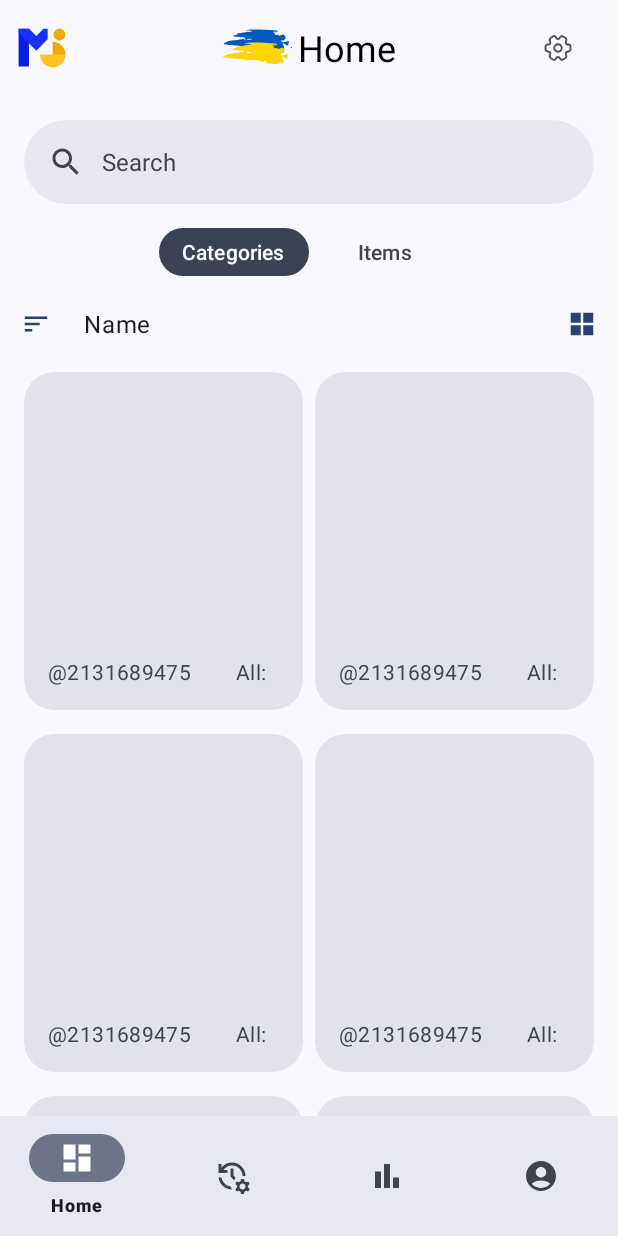
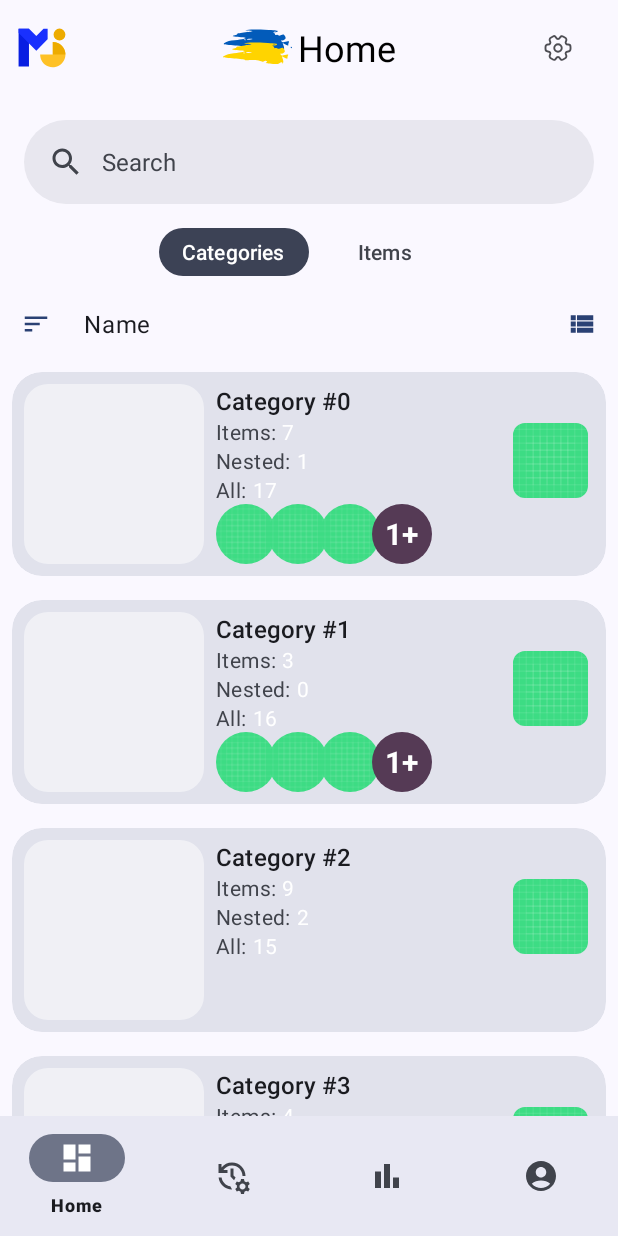
Before and after one commit to GitaristErik/MilitaryAccountingApp, an Android app: the screen it shows after launch (MainActivity), on a phone screen of 412 x 824 dp. Run offline under Robolectric (Android 15) with nearby library versions, the light colour scheme and no system bars; our stand-ins replace CircleImageView, Dagger/Hilt's generated code, Timber, navigation-ui; pictures from the network do not load; 3 statements that could not run were skipped.

Commit message:
Add Group Avatars View

```diff
--- /dev/null
+++ b/GroupAvatars/src/main/java/ikgroupavatar/AvatarsAdapter.kt
@@ -0,0 +1,123 @@
+package ikgroupavatar
+
+import android.annotation.SuppressLint
+import android.content.Context
+import android.view.LayoutInflater
+import android.view.View
+import android.view.ViewGroup
+import android.widget.LinearLayout
+import androidx.recyclerview.widget.RecyclerView
+import androidx.recyclerview.widget.RecyclerView.ViewHolder
+import com.bumptech.glide.Glide
+import ikgroupavatar.databinding.AvatarListItemBinding
+import ikgroupavatar.databinding.RemainListItemBinding
+
+
+class AvatarsAdapter(
+    val context: Context,
+    var avatars: List<Any>,
+    var limit: Int,
+    var remain: Boolean,
+    var border: Int,
+    var borderColor: Int,
+    var avatarSize: Int,
+    var avatarMargin: Int,
+    var remainColor: Int,
+    var remainTextColor: Int,
+    var remainTextSize: Float,
+    var avatarPlaceHolder: Int
+) :
+    RecyclerView.Adapter<ViewHolder>() {
+
+    override fun getItemViewType(position: Int): Int {
+        return if (position < limit || limit <= 0)
+            1
+        else
+            2
+    }
+
+    override fun onCreateViewHolder(parent: ViewGroup, viewType: Int): ViewHolder {
+        val layoutInflater = LayoutInflater.from(parent.context)
+        return if (viewType == 1) {
+            val binding = AvatarListItemBinding.inflate(layoutInflater, parent, false)
+            AvatarViewHolder(binding)
+        } else {
+            val binding = RemainListItemBinding.inflate(layoutInflater, parent, false)
+            RemainViewHolder(binding)
+        }
+    }
+
+    override fun onBindViewHolder(holder: ViewHolder, position: Int) {
+        if (holder is AvatarViewHolder) {
+            holder.bind(position)
+        } else if (holder is RemainViewHolder) {
+            holder.bind()
+        }
+    }
+
+    override fun getItemCount(): Int {
+        return if (remain && limit > 0 && avatars.size > limit) {
+            limit + 1
+        } else {
+            avatars.size
+        }
+    }
+
+    inner class AvatarViewHolder(private val binding: AvatarListItemBinding) :
+        ViewHolder(binding.root) {
+
+        fun bind(position: Int) {
+            val item = avatars[position]
+
+            binding.run {
+                logo.borderWidth = border
+                logo.borderColor = borderColor
+                logo.layoutParams = LinearLayout.LayoutParams(
+                    avatarSize, avatarSize
+                ).apply {
+                    if (position > 0) setMargins(avatarMargin, 0, 0, 0)
+                }
+
+                if (item is String) Glide
+                    .with(context)
+                    .load(item)
+                    .placeholder(avatarPlaceHolder)
+//                .diskCacheStrategy(DiskCacheStrategy.NONE)
+//                .skipMemoryCache(true)
+                    .into(logo)
+            }
+        }
+    }
+
+    inner class RemainViewHolder(private val binding: RemainListItemBinding) :
+        ViewHolder(binding.root) {
+        init {
+            binding.run {
+                remainView.layoutParams.height = avatarSize
+                remainView.layoutParams.width = avatarSize
+                val param = LinearLayout.LayoutParams(
+                    remainView.layoutParams.width,
+                    remainView.layoutParams.height
+                )
+                param.setMargins(avatarMargin, 0, 0, 0)
+                remainView.layoutParams = param
+
+                remainCircle.setColorFilter(remainColor)
+                remainCount.textSize = remainTextSize
+                remainCount.setTextColor(remainTextColor)
+            }
+        }
+
+        @SuppressLint("SetTextI18n")
+        fun bind() {
+            binding.run {
+                if (remain && avatars.size > limit) {
+                    remainView.visibility = View.VISIBLE
+                    remainCount.text = "${avatars.size - limit}+"
+                } else {
+                    remainView.visibility = View.GONE
+                }
+            }
+        }
+    }
+}
--- /dev/null
+++ b/GroupAvatars/src/main/java/ikgroupavatar/GroupAvatarsView.kt
@@ -0,0 +1,70 @@
+package ikgroupavatar
+
+import android.content.Context
+import android.graphics.Color
+import android.util.AttributeSet
+import androidx.recyclerview.widget.LinearLayoutManager
+import androidx.recyclerview.widget.RecyclerView
+
+
+class GroupAvatarsView(context: Context, attrs: AttributeSet?) : RecyclerView(context, attrs) {
+
+    private var mLayoutManager = LinearLayoutManager(context, HORIZONTAL, false)
+        set(value) {
+            layoutManager = value
+            field = value
+        }
+    private var limit: Int = 0
+    private var remainingItems: Boolean = false
+    private var avatarBorder: Int = 0
+    private var borderColor: Int = Color.BLACK
+    private var avatarSize: Int = 38
+//        get() = (field * Resources.getSystem().displayMetrics.density + 0.5f).toInt()
+    private var remainColor: Int = Color.BLACK
+    private var remainTextColor: Int = Color.LTGRAY
+    private var remainTextSize: Float = 18f
+    private var avatarPlaceHolder: Int = R.drawable.avatar_placeholder
+    private var avatarMargin: Int = -16
+//        get() = (field * Resources.getSystem().displayMetrics.density + 0.5f).toInt()
+    var dataSource: MutableList<Any> = mutableListOf()
+        set(value) {
+            field = value
+            adapter = AvatarsAdapter(
+                context,
+                dataSource,
+                limit,
+                if (limit == 0) false else remainingItems,
+                avatarBorder,
+                borderColor,
+                avatarSize,
+                avatarMargin,
+                remainColor,
+                remainTextColor,
+                remainTextSize,
+                avatarPlaceHolder
+            )
+        }
+
+    init {
+        layoutManager = mLayoutManager
+
+        val a = context.obtainStyledAttributes(attrs, R.styleable.GroupAvatarsView, 0, 0)
+
+        limit = a.getInteger(R.styleable.GroupAvatarsView_item_limit, 0)
+        remainingItems = a.getBoolean(R.styleable.GroupAvatarsView_display_remaining_items, false)
+        avatarBorder = a.getDimensionPixelSize(R.styleable.GroupAvatarsView_avatar_border_size, 0)
+        borderColor = a.getColor(R.styleable.GroupAvatarsView_avatar_border_color, Color.BLACK)
+        avatarSize = a.getDimensionPixelSize(R.styleable.GroupAvatarsView_avatar_size, 38)
+        avatarMargin = a.getInt(R.styleable.GroupAvatarsView_avatar_margin, -16)
+        remainColor = a.getColor(R.styleable.GroupAvatarsView_remain_color, Color.LTGRAY)
+        remainTextColor =
+            a.getColor(R.styleable.GroupAvatarsView_remain_count_text_color, Color.BLACK)
+        remainTextSize = a.getFloat(R.styleable.GroupAvatarsView_remain_count_text_size, 18f)
+        avatarPlaceHolder = a.getResourceId(
+            R.styleable.GroupAvatarsView_avatar_placeholder,
+            R.drawable.avatar_placeholder
+        )
+
+        a.recycle()
+    }
+}
--- /dev/null
+++ b/GroupAvatars/src/main/res/layout/avatar_list_item.xml
@@ -0,0 +1,7 @@
+<?xml version="1.0" encoding="utf-8"?>
+<de.hdodenhof.circleimageview.CircleImageView
+    xmlns:android="http://schemas.android.com/apk/res/android"
+    android:id="@+id/logo"
+    android:layout_width="38dp"
+    android:layout_height="38dp"
+    android:layout_marginStart="-16dp" />
--- /dev/null
+++ b/GroupAvatars/src/main/res/layout/remain_list_item.xml
@@ -0,0 +1,26 @@
+<?xml version="1.0" encoding="utf-8"?>
+<FrameLayout
+    xmlns:android="http://schemas.android.com/apk/res/android"
+    android:id="@+id/remain_view"
+    android:layout_width="38dp"
+    android:layout_height="38dp"
+    android:layout_marginStart="-16dp"
+    android:visibility="gone">
+
+    <de.hdodenhof.circleimageview.CircleImageView
+        android:id="@+id/remain_circle"
+        android:layout_width="match_parent"
+        android:layout_height="match_parent"
+        android:layout_gravity="center"
+        android:src="#919191" />
+
+    <TextView
+        android:id="@+id/remain_count"
+        android:layout_width="wrap_content"
+        android:layout_height="wrap_content"
+        android:layout_gravity="center"
+        android:textColor="#222222"
+        android:textSize="18sp"
+        android:textStyle="bold"/>
+
+</FrameLayout>
--- a/app/build.gradle
+++ b/app/build.gradle
@@ -125,6 +125,12 @@ dependencies {
     implementation 'com.google.firebase:firebase-analytics-ktx'
     implementation 'com.google.firebase:firebase-storage-ktx'
 
+    // Avatars Group
+    implementation project(path: ':GroupAvatars')
+
+    // QR generator
+    implementation 'com.github.alexzhirkevich:custom-qr-generator:1.6.1'
+
     // Test
     testImplementation 'junit:junit:4.13.2'
     androidTestImplementation 'androidx.test.ext:junit:1.1.5'
--- a/app/src/main/java/com/example/militaryaccountingapp/presenter/fragment/categories/CategoriesViewModel.kt
+++ b/app/src/main/java/com/example/militaryaccountingapp/presenter/fragment/categories/CategoriesViewModel.kt
@@ -19,7 +19,7 @@ class CategoriesViewModel @Inject constructor(
 ) : BaseViewModel<ViewData>(ViewData()) {
 
     data class ViewData(
-        val viewType: ViewType = ViewType.GRID,
+        val viewType: ViewType = ViewType.LIST,
         val orderBy: OrderBy = OrderBy.DESCENDING,
         val sortType: SortType = SortType.NAME,
         val categories: List<CategoryUi> = emptyList(),
@@ -50,15 +50,17 @@ class CategoriesViewModel @Inject constructor(
     }
 
     private fun getCategories(): List<CategoryUi> {
-        val list = mutableListOf<CategoryUi>()
         val rand: (Int, Int) -> Int = { x1, x2 ->
             val f = random() / 1.0.nextDown()
             val x = x1 * (1.0 - f) + x2 * f
             x.toInt()
         }
 
-        for (i in 1..8) {
-            list.add(
+        return List(8) { i ->
+            val avatars = List<String>(rand(0, 6)) {
+                "https://media.npr.org/assets/img/2016/10/26/hacksaw-ridge-hacksawridge_d22-10131_rgb_sq-9241d1a7ee125fdfde8abd5e8585484682c1efbf-s800-c85.jpg"
+            }
+            log.d("#${i} avatars count: ${avatars.size}")
             CategoryUi(
                 id = i,
                 name = "Category #${i}",
@@ -68,11 +70,10 @@ class CategoriesViewModel @Inject constructor(
                 allCount = rand(0, 20),
                 imageUrl = "",
                 color = "#FFFFFF",
+                usersAvatars = avatars,
                 parentId = null,
             )
-            )
         }
-        return list
     }
 
     fun changeSortType(sortType: SortType) {
--- a/app/src/main/java/com/example/militaryaccountingapp/presenter/model/CategoryUi.kt
+++ b/app/src/main/java/com/example/militaryaccountingapp/presenter/model/CategoryUi.kt
@@ -9,5 +9,7 @@ data class CategoryUi(
     val allCount: Int = 0,
     val imageUrl: String = "",
     val color: String = "#FFFFFF",
+    val usersAvatars: List<String> = listOf(),
+    val qrCode: String? = null,
     val parentId: Int? = null,
 )
--- a/app/src/main/java/com/example/militaryaccountingapp/presenter/shared/adapter/CategoryAdapter.kt
+++ b/app/src/main/java/com/example/militaryaccountingapp/presenter/shared/adapter/CategoryAdapter.kt
@@ -96,6 +96,7 @@ class CategoryAdapter(
                 thumbnail = thumbnailImage
                 imageOnLoadingDrawable = loadingDrawable
             }
+            avatarGroup.dataSource = data.usersAvatars.toMutableList()
 
             root.setOnClickListener { onCLickListener.invoke(data, categoryImage) }
         }
--- a/app/src/main/res/layout/item_category_list.xml
+++ b/app/src/main/res/layout/item_category_list.xml
@@ -134,50 +134,27 @@
             app:layout_constraintEnd_toEndOf="parent"
             app:layout_constraintTop_toBottomOf="@id/category_title"
             app:shapeAppearance="?attr/shapeAppearanceMediumComponent"
-            tools:srcCompat="@drawable/ic_launcher_background" />
+            app:srcCompat="@drawable/ic_launcher_background" />
 
-        <androidx.appcompat.widget.LinearLayoutCompat
+        <ikgroupavatar.GroupAvatarsView
             android:id="@+id/avatar_group"
-            android:layout_width="wrap_content"
-            android:layout_height="wrap_content"
+            android:layout_width="0dp"
+            android:layout_height="40dp"
+            app:avatar_border_color="?attr/colorTertiary"
+            app:avatar_border_size="1dp"
+            app:avatar_margin="-8"
+            app:avatar_size="40dp"
+            app:avatar_placeholder="@drawable/ic_launcher_background"
+            app:display_remaining_items="true"
+            app:item_limit="3"
             app:layout_constraintBottom_toBottomOf="parent"
             app:layout_constraintEnd_toEndOf="parent"
             app:layout_constraintHorizontal_bias="0.0"
             app:layout_constraintStart_toStartOf="@id/category_title"
-            app:layout_constraintTop_toBottomOf="@id/all_count_label">
-
-            <com.google.android.material.imageview.ShapeableImageView
-                android:id="@+id/avatar1"
-                android:layout_width="40dp"
-                android:layout_height="40dp"
-                android:layout_marginEnd="@dimen/margin.small.extra"
-                android:contentDescription="@string/home.item.category.logo.description"
-                android:scaleType="centerCrop"
-                app:layout_constraintDimensionRatio="1:1"
-                app:shapeAppearance="?attr/shapeAppearanceMediumComponent"
-                tools:srcCompat="@drawable/ic_launcher_background" />
-
-            <com.google.android.material.imageview.ShapeableImageView
-                android:id="@+id/avatar2"
-                android:layout_width="40dp"
-                android:layout_height="40dp"
-                android:layout_marginEnd="@dimen/margin.small.extra"
-                android:contentDescription="@string/home.item.category.logo.description"
-                android:scaleType="centerCrop"
-                app:layout_constraintDimensionRatio="1:1"
-                app:shapeAppearance="?attr/shapeAppearanceMediumComponent"
-                tools:srcCompat="@drawable/ic_launcher_background" />
-
-            <com.google.android.material.imageview.ShapeableImageView
-                android:id="@+id/avatar3"
-                android:layout_width="40dp"
-                android:layout_height="40dp"
-                android:contentDescription="@string/home.item.category.logo.description"
-                android:scaleType="centerCrop"
-                app:layout_constraintDimensionRatio="1:1"
-                app:shapeAppearance="?attr/shapeAppearanceMediumComponent"
-                tools:srcCompat="@drawable/ic_launcher_background" />
-        </androidx.appcompat.widget.LinearLayoutCompat>
+            app:layout_constraintTop_toBottomOf="@id/all_count_label"
+            app:remain_color="?attr/colorTertiary"
+            app:remain_count_text_color="?attr/colorOnTertiary"
+            app:remain_count_text_size="20" />
 
     </androidx.constraintlayout.widget.ConstraintLayout>
 
--- a/settings.gradle
+++ b/settings.gradle
@@ -15,4 +15,4 @@ dependencyResolutionManagement {
     }
 }
 rootProject.name = "MilitaryAccountingApp"
-include ':app'
+include ':GroupAvatars',':app'
```
Also changed, not shown: GroupAvatars/build.gradle (added, +65 -0 lines), GroupAvatars/src/main/AndroidManifest.xml (added, +10 -0 lines), GroupAvatars/src/main/res/values/attrs.xml (added, +15 -0 lines), GroupAvatars/src/main/res/drawable/avatar_placeholder.gif (added), 3 other files. Lines whose indentation alone changed are shown as unchanged.
